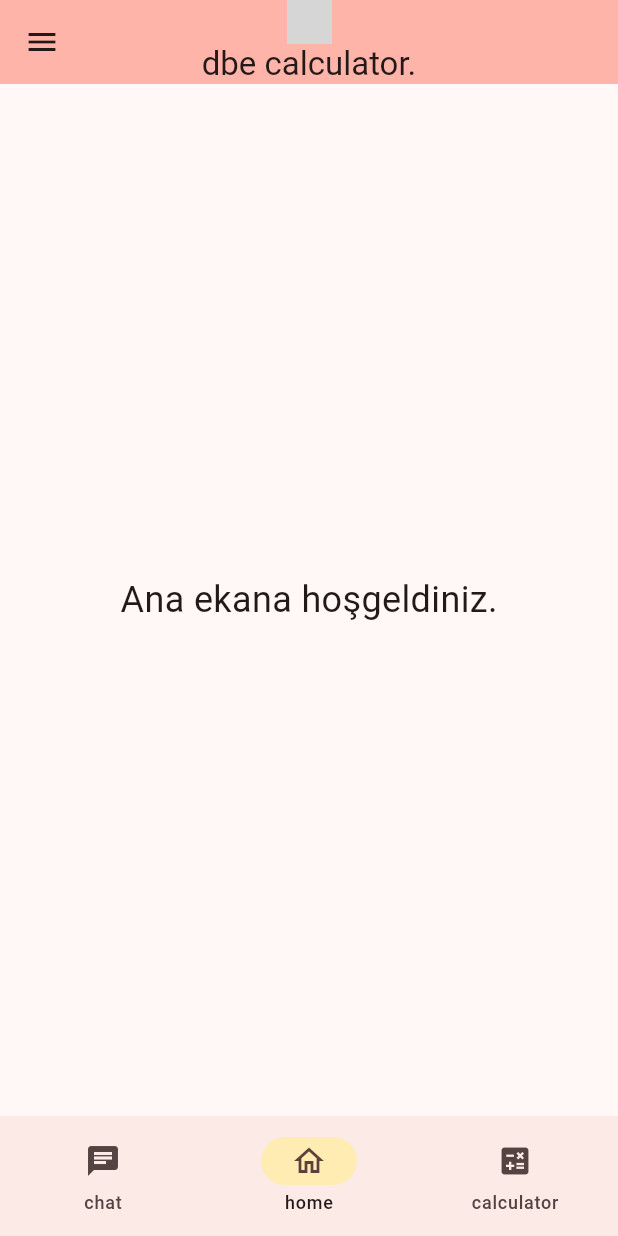
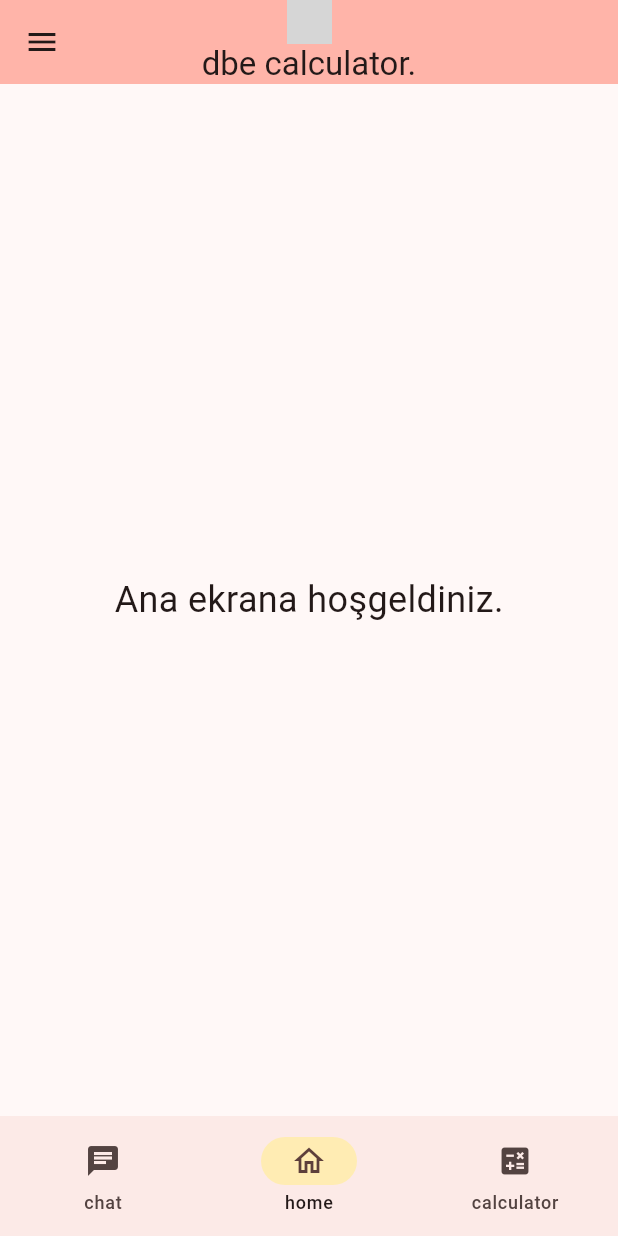
Before and after one commit to senabdulgani/metu_calculator, a Flutter app: the screen it shows after launch, on a phone screen of 412 x 824 dp. Run offline on Flutter 3.47's test engine with Material 2 defaults, Android fonts, the phone set to English and light mode, and no system bars; grey boxes are pictures that could not be loaded.

Commit message:
meraba2deneme

```diff
--- a/lib/home_page.dart
+++ b/lib/home_page.dart
@@ -23,7 +23,7 @@ class MainMenuStarting extends StatelessWidget {
           ],
         ),
       ),
-      body:Center(child: Text('Ana ekana hoşgeldiniz.',style: TextStyle(fontSize: 24),)),
+      body:Center(child: Text('Ana ekrana hoşgeldiniz.',style: TextStyle(fontSize: 24),)),
       bottomNavigationBar: FooterNavigationBar(),
 
     );
```
